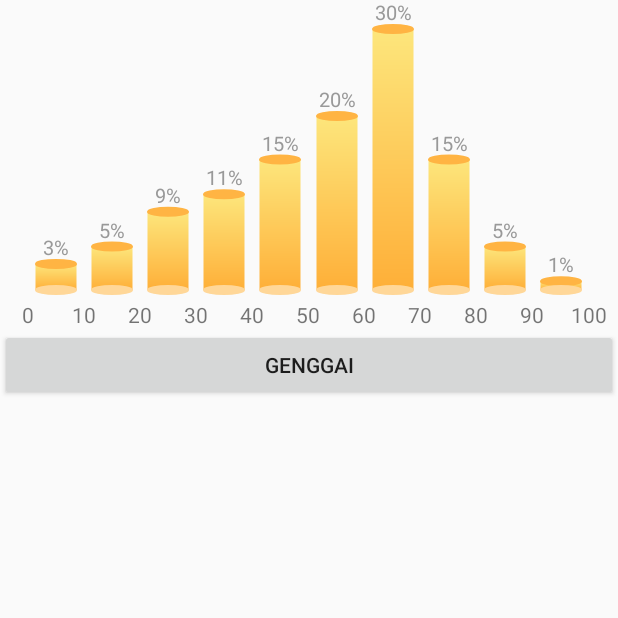
After one commit to you0521/YouDemo, an Android app: the ButtonFifteenActivity screen opened directly, with no data from a screen before it, on a phone screen of 412 x 824 dp, the top half of it. The commit adds this screen. Run offline under Robolectric (Android 15) with nearby library versions, the phone set to English and light mode, and no system bars.

Commit message:
no message

```diff
--- a/app/src/main/AndroidManifest.xml
+++ b/app/src/main/AndroidManifest.xml
@@ -16,7 +16,8 @@
         android:roundIcon="@mipmap/ic_launcher_round"
         android:supportsRtl="true"
         android:theme="@style/AppTheme">
-        <activity android:name=".activity.ButtonFourteenActivity"></activity>
+        <activity android:name=".activity.ButtonFifteenActivity"></activity>
+        <activity android:name=".activity.ButtonFourteenActivity" />
         <activity android:name=".activity.ButtonThirteenActivity" />
         <activity android:name=".activity.ButtonTwelveActivity" />
         <activity android:name=".activity.ButtonElevenActivity" />
--- /dev/null
+++ b/app/src/main/java/com/example/youdemo/activity/ButtonFifteenActivity.java
@@ -0,0 +1,44 @@
+package com.example.youdemo.activity;
+
+import android.os.Bundle;
+import android.view.View;
+import android.widget.Button;
+
+import androidx.appcompat.app.AppCompatActivity;
+
+import com.example.youdemo.R;
+import com.example.youdemo.view.ChartView2;
+
+public class ButtonFifteenActivity extends AppCompatActivity implements View.OnClickListener {
+
+    private ChartView2 mCv;
+    /**
+     * genggai
+     */
+    private Button mBtn;
+
+    @Override
+    protected void onCreate(Bundle savedInstanceState) {
+        super.onCreate(savedInstanceState);
+        setContentView(R.layout.activity_button_fifteen);
+        initView();
+    }
+
+    private void initView() {
+        mCv = (ChartView2) findViewById(R.id.cv);
+        mBtn = (Button) findViewById(R.id.btn);
+        mBtn.setOnClickListener(this);
+    }
+
+    @Override
+    public void onClick(View v) {
+        switch (v.getId()) {
+            default:
+                break;
+            case R.id.btn:
+                int[] t = {32,5,9,11,15,20,30,15,5,1};
+                mCv.setData(t);
+                break;
+        }
+    }
+}
--- /dev/null
+++ b/app/src/main/java/com/example/youdemo/view/ChartView2.java
@@ -0,0 +1,161 @@
+package com.example.youdemo.view;
+
+import android.content.Context;
+import android.graphics.Canvas;
+import android.graphics.Color;
+import android.graphics.LinearGradient;
+import android.graphics.Paint;
+import android.graphics.Shader;
+import android.os.Build;
+import android.util.AttributeSet;
+import android.view.View;
+
+import androidx.annotation.Nullable;
+import androidx.annotation.RequiresApi;
+
+import com.example.youdemo.R;
+
+/**
+ * author：  jcy
+ * data：2020/4/29
+ * time：14:42
+ * description：
+ */
+public class ChartView2 extends View {
+
+    private final Context mContext;
+    //测量的高度
+    private int mHeight;
+    //测量的宽度
+    private int mWidth;
+    /**
+     *  初始化一些画笔
+    */
+    private Paint mXTextPaint;
+    private Paint paint4;
+    private Paint paintOT;
+    private Paint paintOB;
+    private Paint mPaintText;
+    //柱状图距离底部的距离
+    private int mBottomHeight;
+    private int[] mZhuData = {3,5,9,11,15,20,30,15,5,1};
+    private int maxHeight;
+
+    public ChartView2(Context context) {
+        this(context, null);
+    }
+
+    public ChartView2(Context context, @Nullable AttributeSet attrs) {
+        this(context, attrs, 0);
+    }
+
+    public ChartView2(Context context, @Nullable AttributeSet attrs, int defStyleAttr) {
+        super(context, attrs, defStyleAttr);
+        this.mContext = context;
+        initView();
+    }
+
+    private void initView() {
+        //X轴文字的画笔
+        paint4 = new Paint();
+        paintOT = new Paint();
+        paintOB = new Paint();
+        mPaintText = new Paint();
+
+        //柱状图上面的文字
+        mPaintText.setStrokeWidth(3);
+        mPaintText.setColor(getResources().getColor(R.color.text));
+        mPaintText.setTextAlign(Paint.Align.CENTER);
+        mPaintText.setTextSize(20);
+        mPaintText.setAntiAlias(true);
+
+
+        paintOT.setStyle(Paint.Style.FILL_AND_STROKE);
+        paintOT.setStrokeWidth(2);
+        paintOT.setAntiAlias(true);
+        paintOT.setColor(getResources().getColor(R.color.ovalTop));
+
+        paintOB.setStyle(Paint.Style.FILL_AND_STROKE);
+        paintOB.setStrokeWidth(2);
+        paintOB.setAntiAlias(true);
+        paintOB.setColor(getResources().getColor(R.color.ovalBot));
+
+        paint4.setStyle(Paint.Style.FILL_AND_STROKE);
+        paint4.setStrokeWidth(mWidth/15);
+        paint4.setAntiAlias(true);
+        paint4.setColor(Color.GREEN);
+
+
+        for (int i = 0; i < mZhuData.length; i++) {
+            if (maxHeight < mZhuData[i]){
+                maxHeight = mZhuData[i];
+            }
+        }
+    }
+
+    @Override
+    protected void onSizeChanged(int w, int h, int oldw, int oldh) {
+        super.onSizeChanged(w, h, oldw, oldh);
+
+    }
+
+    @Override
+    protected void onMeasure(int widthMeasureSpec, int heightMeasureSpec) {
+        super.onMeasure(widthMeasureSpec, heightMeasureSpec);
+        this.mHeight = MeasureSpec.getSize(heightMeasureSpec);
+        this.mWidth = MeasureSpec.getSize(widthMeasureSpec);
+        setMeasuredDimension(mWidth, mHeight);
+    }
+
+    @Override
+    protected void onLayout(boolean changed, int left, int top, int right, int bottom) {
+        super.onLayout(changed, left, top, right, bottom);
+    }
+
+    @RequiresApi(api = Build.VERSION_CODES.LOLLIPOP)
+    @Override
+    protected void onDraw(Canvas canvas) {
+        super.onDraw(canvas);
+
+        mBottomHeight = mHeight - 10;
+        //画圆柱
+        drawZhu(canvas);
+    }
+
+    @RequiresApi(api = Build.VERSION_CODES.LOLLIPOP)
+    private void drawZhu(Canvas canvas) {
+        for (int i = 0; i < mZhuData.length; i++) {
+            float startX = mWidth*(i+1)/11;
+            float stopY = mBottomHeight*0.9f/maxHeight*mZhuData[i];
+            paint4.setStrokeWidth(mWidth/15);
+            paint4.setShader(new LinearGradient(startX,mBottomHeight,startX,mBottomHeight-stopY,
+                    getResources().getColor(R.color.stop), getResources().getColor(R.color.start), Shader.TileMode.MIRROR));
+            canvas.drawLine(startX,mBottomHeight,startX,mBottomHeight-stopY,paint4);
+            //柱状图一半的宽度
+            float a  = mWidth/15/2;
+            //椭圆高度的一半
+            float b = mWidth/125;
+            canvas.drawOval(startX-a,mBottomHeight-stopY-b,startX+a,mBottomHeight-stopY+b,paintOT);
+            canvas.drawOval(startX-a,mBottomHeight-b,startX+a,mBottomHeight+b,paintOB);
+            /**
+             *  画柱状图上面的文字
+            */
+            String x = String.valueOf(mZhuData[i])+"%";
+            canvas.drawText(x,startX,mBottomHeight-stopY-b-5,mPaintText);
+
+
+
+        }
+    }
+
+    public void setData(int[] zhuData){
+        this.mZhuData = zhuData;
+
+        for (int i = 0; i < mZhuData.length; i++) {
+            if (maxHeight < mZhuData[i]){
+                maxHeight = mZhuData[i];
+            }
+        }
+        invalidate();
+    }
+}
--- /dev/null
+++ b/app/src/main/res/layout/activity_button_fifteen.xml
@@ -0,0 +1,104 @@
+<?xml version="1.0" encoding="utf-8"?>
+<LinearLayout xmlns:android="http://schemas.android.com/apk/res/android"
+    xmlns:app="http://schemas.android.com/apk/res-auto"
+    xmlns:tools="http://schemas.android.com/tools"
+    android:layout_width="match_parent"
+    android:layout_height="match_parent"
+    android:orientation="vertical"
+    tools:context=".activity.ButtonFifteenActivity">
+
+    <com.example.youdemo.view.ChartView2
+        android:id="@+id/cv"
+        android:layout_width="match_parent"
+        android:layout_height="200dp"
+        />
+
+    <LinearLayout
+        android:layout_width="match_parent"
+        android:layout_height="wrap_content"
+        android:orientation="horizontal">
+
+        <TextView
+            android:layout_width="0dp"
+            android:layout_weight="1"
+            android:gravity="center"
+            android:layout_height="wrap_content"
+            android:text="0"/>
+
+        <TextView
+            android:layout_width="0dp"
+            android:layout_weight="1"
+            android:gravity="center"
+            android:layout_height="wrap_content"
+            android:text="10"/>
+
+        <TextView
+            android:layout_width="0dp"
+            android:layout_weight="1"
+            android:gravity="center"
+            android:layout_height="wrap_content"
+            android:text="20"/>
+
+        <TextView
+            android:layout_width="0dp"
+            android:gravity="center"
+            android:layout_weight="1"
+            android:layout_height="wrap_content"
+            android:text="30"/>
+
+        <TextView
+            android:layout_width="0dp"
+            android:gravity="center"
+            android:layout_weight="1"
+            android:layout_height="wrap_content"
+            android:text="40"/>
+
+        <TextView
+            android:layout_width="0dp"
+            android:gravity="center"
+            android:layout_weight="1"
+            android:layout_height="wrap_content"
+            android:text="50"/>
+
+        <TextView
+            android:layout_width="0dp"
+            android:gravity="center"
+            android:layout_weight="1"
+            android:layout_height="wrap_content"
+            android:text="60"/>
+
+        <TextView
+            android:layout_width="0dp"
+            android:gravity="center"
+            android:layout_weight="1"
+            android:layout_height="wrap_content"
+            android:text="70"/>
+
+        <TextView
+            android:layout_width="0dp"
+            android:gravity="center"
+            android:layout_weight="1"
+            android:layout_height="wrap_content"
+            android:text="80"/>
+        <TextView
+            android:layout_width="0dp"
+            android:gravity="center"
+            android:layout_weight="1"
+            android:layout_height="wrap_content"
+            android:text="90"/>
+
+        <TextView
+            android:layout_width="0dp"
+            android:gravity="center"
+            android:layout_weight="1"
+            android:layout_height="wrap_content"
+            android:text="100"/>
+    </LinearLayout>
+
+    <Button
+        android:id="@+id/btn"
+        android:text="genggai"
+        android:layout_width="match_parent"
+        android:layout_height="wrap_content"/>
+
+</LinearLayout>
--- a/app/src/main/res/layout/activity_main.xml
+++ b/app/src/main/res/layout/activity_main.xml
@@ -100,6 +100,12 @@
                 android:layout_height="wrap_content"
                 android:text="SpanningString" />
 
+            <Button
+                android:id="@+id/btn_fifteen"
+                android:layout_width="match_parent"
+                android:layout_height="wrap_content"
+                android:text="柱状图"/>
+
         </LinearLayout>
 
     </ScrollView>
--- a/app/src/main/res/values/colors.xml
+++ b/app/src/main/res/values/colors.xml
@@ -7,4 +7,17 @@
     <color name="white">#ffffff</color>
     <color name="fadegray">#AFAFAF</color>
     <color name="gray_line_color">#D81B60</color>
+
+
+    <color name="ovalTop">#FFB443</color>
+    <color name="ovalBot">#FFD798</color>
+
+
+
+    <color name="start">#FDE67C</color>
+    <color name="stop">#FEAF38</color>
+
+
+
+    <color name="text">#999999</color>
 </resources>
```
Also changed, not shown: app/src/main/java/com/example/youdemo/MainActivity.java (+10 -0 lines), app/src/main/java/com/example/youdemo/view/ChartView.java (added, +182 -0 lines).
